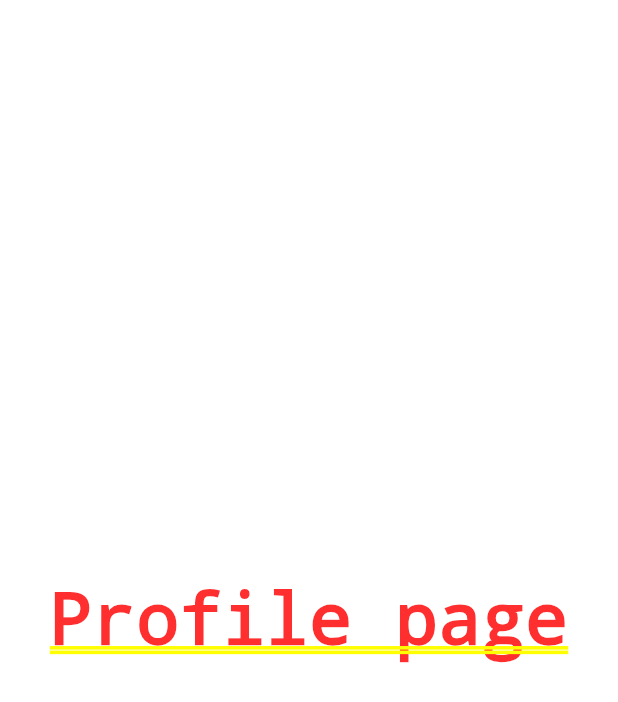
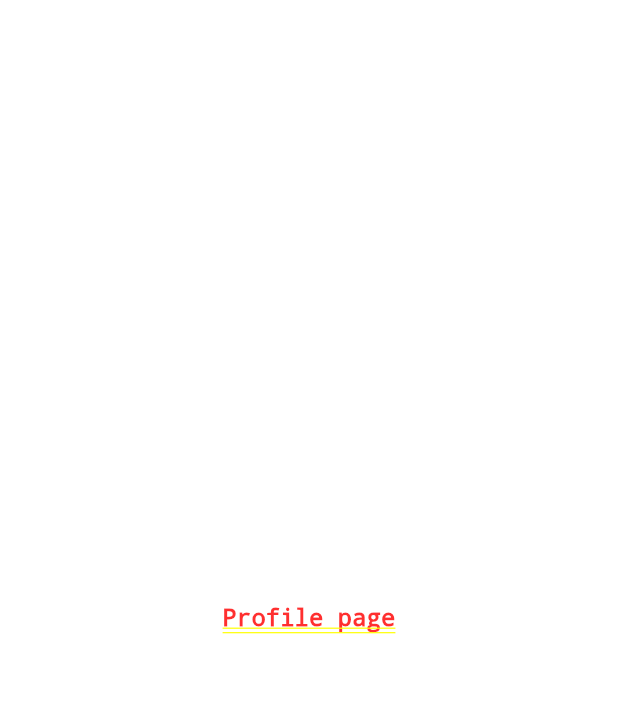
Before and after one commit to RazM10/Flutter-Basic, a Flutter app: the screen it shows after launch, on a phone screen of 412 x 824 dp. Shown: the top 702 px of the screen. Run offline on Flutter 3.47's test engine with Material 2 defaults, Android fonts, the phone set to English and light mode, and no system bars.

Commit message:
first commit

```diff
--- a/lib/example/profile_view/screens/profile_page.dart
+++ b/lib/example/profile_view/screens/profile_page.dart
@@ -4,7 +4,7 @@ class ProfilePage extends StatelessWidget{
   @override
   Widget build(BuildContext context) {
     return Center(
-      child: Text("Profile page"),
+      child: Text("Profile page", style: TextStyle(fontSize: 16),),
     );
   }
 }
```
